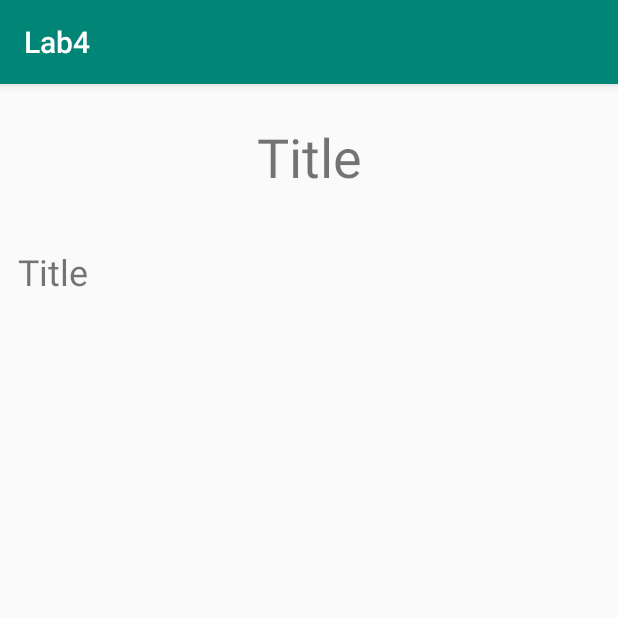
After one commit to tahmeedh/Project341, an Android app: the DetailActivity screen opened directly, with no data from a screen before it, on a phone screen of 412 x 824 dp, the top half of it. The commit adds this screen. Run offline under Robolectric (Android 15) with nearby library versions, the phone set to English and light mode, and no system bars.

Commit message:
Made a client list for secondary user view. And Trainer can add the workouts to their specific client.

```diff
--- a/app/src/main/AndroidManifest.xml
+++ b/app/src/main/AndroidManifest.xml
@@ -9,7 +9,9 @@
         android:roundIcon="@mipmap/ic_launcher_round"
         android:supportsRtl="true"
         android:theme="@style/AppTheme">
-        <activity android:name=".Write"></activity>
+        <activity android:name=".DetailActivity"></activity>
+        <activity android:name=".FitnessTracker" />
+        <activity android:name=".Write" />
         <activity android:name=".Read" />
         <activity android:name=".MainActivity">
             <intent-filter>
--- /dev/null
+++ b/app/src/main/java/com/example/lab4/DetailActivity.java
@@ -0,0 +1,27 @@
+package com.example.lab4;
+
+import androidx.appcompat.app.AppCompatActivity;
+
+import android.os.Bundle;
+import android.widget.TextView;
+
+public class DetailActivity extends AppCompatActivity {
+    private TextView title;
+    private TextView work;
+
+    @Override
+    protected void onCreate(Bundle savedInstanceState) {
+        super.onCreate(savedInstanceState);
+        setContentView(R.layout.activity_detail);
+        title = findViewById(R.id.title);
+        work = findViewById(R.id.work);
+        Bundle extra = getIntent().getExtras();
+        if(extra != null){
+            String t = extra.getString("title");
+            String w  = extra.getString("work");
+
+            title.setText(t);
+            work.setText(w);
+        }
+    }
+}
--- a/app/src/main/java/com/example/lab4/MainActivity.java
+++ b/app/src/main/java/com/example/lab4/MainActivity.java
@@ -25,4 +25,9 @@ public class MainActivity extends AppCompatActivity {
         Intent intent = new Intent(this, Write.class);
         startActivity(intent);
     }
+
+    public void track(View view) {
+        Intent intent = new Intent(this, FitnessTracker.class);
+        startActivity(intent);
+    }
 }
--- /dev/null
+++ b/app/src/main/res/layout/activity_detail.xml
@@ -0,0 +1,28 @@
+<?xml version="1.0" encoding="utf-8"?>
+<LinearLayout xmlns:app="http://schemas.android.com/apk/res-auto"
+    xmlns:tools="http://schemas.android.com/tools"
+    xmlns:android="http://schemas.android.com/apk/res/android"
+    android:layout_width="match_parent"
+    android:layout_height="match_parent"
+    android:orientation="vertical"
+    tools:context=".DetailActivity">
+
+    <TextView
+        android:id="@+id/title"
+        android:gravity="center"
+        android:layout_margin="24dp"
+        android:textSize="36sp"
+        android:text="Title"
+        android:layout_width="match_parent"
+        android:layout_height="wrap_content"/>
+
+    <TextView
+        android:id="@+id/work"
+        android:gravity="left"
+        android:layout_margin="12dp"
+        android:textSize="24sp"
+        android:text="Title"
+        android:layout_width="match_parent"
+        android:layout_height="wrap_content"/>
+
+</LinearLayout>
```
Also changed, not shown: app/src/main/assets/data.json (added, +84 -0 lines), app/src/main/java/com/example/lab4/DataFilter.java (added, +46 -0 lines), app/src/main/java/com/example/lab4/FitnessTracker.java (added, +52 -0 lines), app/src/main/java/com/example/lab4/Workout.java (added, +31 -0 lines), app/src/main/res/layout/activity_fitness_tracker.xml (added, +18 -0 lines), app/src/main/res/layout/activity_main.xml (+11 -0 lines).
